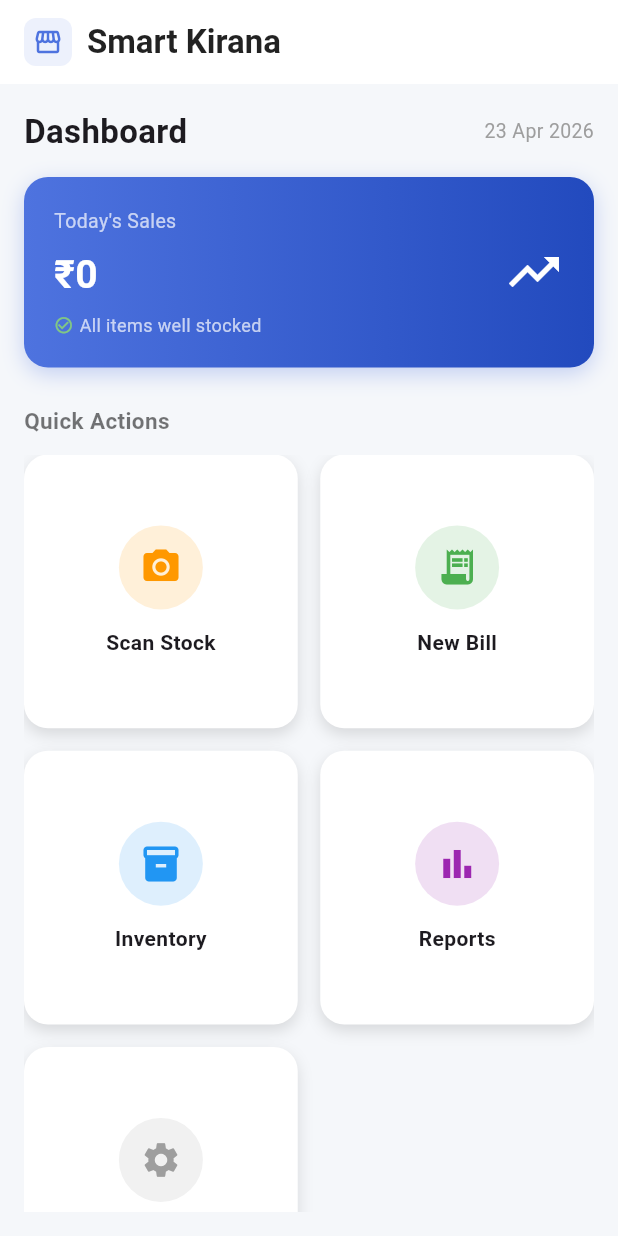
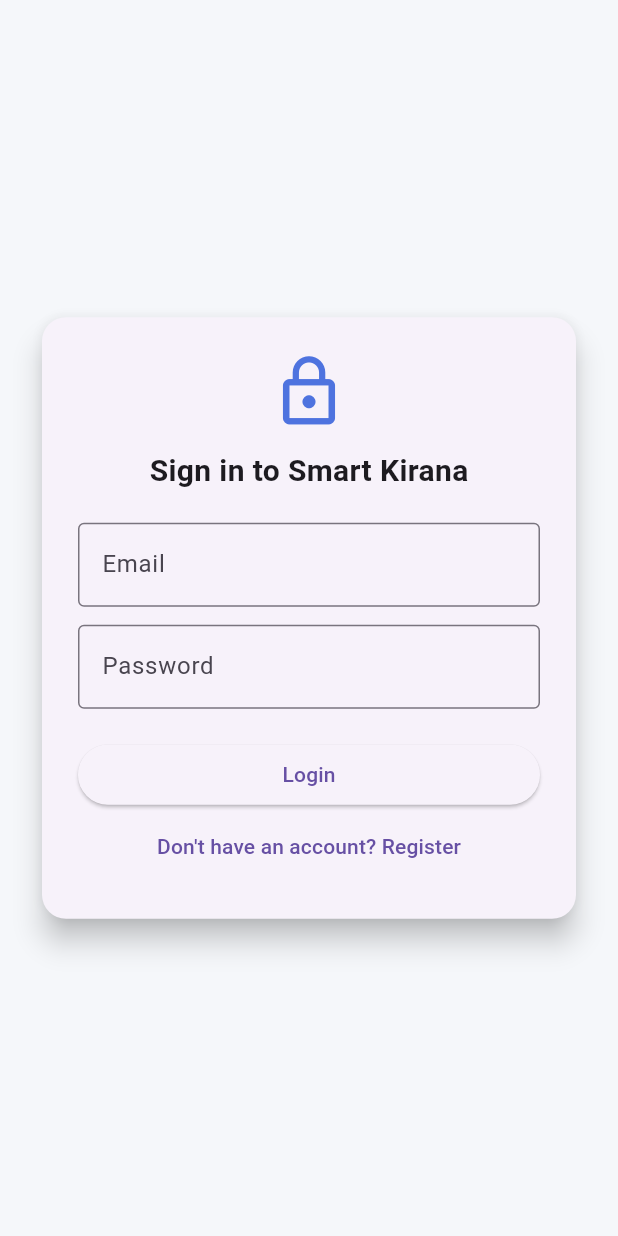
Before and after one commit to Sree2622/SMSE-ERP-System, a Flutter app: the screen it shows after launch, on a phone screen of 412 x 824 dp. Run offline on Flutter 3.47's test engine with Material 3 defaults, Android fonts, the light colour scheme and no system bars; our stand-ins replace camera, cloud_firestore, firebase_auth, firebase_core, image_picker; missing offline and left inert: tflite_flutter; accounts and stored records are empty.

Commit message:
Add Firebase authorization login screen and auth gate

```diff
--- a/lib/main.dart
+++ b/lib/main.dart
@@ -1,8 +1,10 @@
 import 'package:firebase_core/firebase_core.dart';
+import 'package:firebase_auth/firebase_auth.dart';
 import 'package:flutter/material.dart';
 
 import 'firebase_options.dart';
 import 'screens/home_screen.dart';
+import 'screens/login_screen.dart';
 
 Future<void> main() async {
   WidgetsFlutterBinding.ensureInitialized();
@@ -21,7 +23,32 @@
       debugShowCheckedModeBanner: false,
       title: 'Smart Kirana',
       theme: ThemeData(primarySwatch: Colors.green, useMaterial3: true),
-      home: const HomeScreen(),
+      home: const AuthGate(),
     );
   }
 }
+
+
+class AuthGate extends StatelessWidget {
+  const AuthGate({super.key});
+
+  @override
+  Widget build(BuildContext context) {
+    return StreamBuilder<User?>(
+      stream: FirebaseAuth.instance.authStateChanges(),
+      builder: (context, snapshot) {
+        if (snapshot.connectionState == ConnectionState.waiting) {
+          return const Scaffold(
+            body: Center(child: CircularProgressIndicator()),
+          );
+        }
+
+        if (snapshot.hasData) {
+          return const HomeScreen();
+        }
+
+        return const LoginScreen();
+      },
+    );
+  }
+}
--- a/lib/screens/home_screen.dart
+++ b/lib/screens/home_screen.dart
@@ -1,4 +1,5 @@
 import 'package:cloud_firestore/cloud_firestore.dart';
+import 'package:firebase_auth/firebase_auth.dart';
 import 'package:flutter/material.dart';
 
 import '../services/firestore_service.dart';
@@ -30,6 +31,13 @@
       appBar: AppBar(
         elevation: 0,
         backgroundColor: Colors.white,
+        actions: [
+          IconButton(
+            tooltip: 'Logout',
+            onPressed: () => FirebaseAuth.instance.signOut(),
+            icon: const Icon(Icons.logout, color: Colors.black54),
+          ),
+        ],
         title: Row(
           children: [
             Container(
--- /dev/null
+++ b/lib/screens/login_screen.dart
@@ -0,0 +1,159 @@
+import 'package:firebase_auth/firebase_auth.dart';
+import 'package:flutter/material.dart';
+
+class LoginScreen extends StatefulWidget {
+  const LoginScreen({super.key});
+
+  @override
+  State<LoginScreen> createState() => _LoginScreenState();
+}
+
+class _LoginScreenState extends State<LoginScreen> {
+  final _formKey = GlobalKey<FormState>();
+  final _emailController = TextEditingController();
+  final _passwordController = TextEditingController();
+
+  bool _isLoginMode = true;
+  bool _isLoading = false;
+
+  @override
+  void dispose() {
+    _emailController.dispose();
+    _passwordController.dispose();
+    super.dispose();
+  }
+
+  Future<void> _submit() async {
+    if (!_formKey.currentState!.validate()) {
+      return;
+    }
+
+    setState(() => _isLoading = true);
+
+    final email = _emailController.text.trim();
+    final password = _passwordController.text.trim();
+
+    try {
+      if (_isLoginMode) {
+        await FirebaseAuth.instance.signInWithEmailAndPassword(
+          email: email,
+          password: password,
+        );
+      } else {
+        await FirebaseAuth.instance.createUserWithEmailAndPassword(
+          email: email,
+          password: password,
+        );
+      }
+    } on FirebaseAuthException catch (e) {
+      if (!mounted) return;
+      ScaffoldMessenger.of(context).showSnackBar(
+        SnackBar(content: Text(e.message ?? 'Authentication failed.')),
+      );
+    } finally {
+      if (mounted) {
+        setState(() => _isLoading = false);
+      }
+    }
+  }
+
+  @override
+  Widget build(BuildContext context) {
+    return Scaffold(
+      backgroundColor: const Color(0xfff5f7fa),
+      body: Center(
+        child: SingleChildScrollView(
+          padding: const EdgeInsets.all(24),
+          child: ConstrainedBox(
+            constraints: const BoxConstraints(maxWidth: 420),
+            child: Card(
+              elevation: 8,
+              shape: RoundedRectangleBorder(
+                borderRadius: BorderRadius.circular(16),
+              ),
+              child: Padding(
+                padding: const EdgeInsets.all(24),
+                child: Form(
+                  key: _formKey,
+                  child: Column(
+                    mainAxisSize: MainAxisSize.min,
+                    children: [
+                      const Icon(Icons.lock_outline,
+                          size: 52, color: Color(0xff4e73df)),
+                      const SizedBox(height: 12),
+                      Text(
+                        _isLoginMode ? 'Sign in to Smart Kirana' : 'Create account',
+                        style: const TextStyle(
+                          fontSize: 20,
+                          fontWeight: FontWeight.bold,
+                        ),
+                      ),
+                      const SizedBox(height: 20),
+                      TextFormField(
+                        controller: _emailController,
+                        keyboardType: TextInputType.emailAddress,
+                        decoration: const InputDecoration(
+                          labelText: 'Email',
+                          border: OutlineInputBorder(),
+                        ),
+                        validator: (value) {
+                          if (value == null || value.trim().isEmpty) {
+                            return 'Please enter your email';
+                          }
+                          if (!value.contains('@')) {
+                            return 'Please enter a valid email';
+                          }
+                          return null;
+                        },
+                      ),
+                      const SizedBox(height: 12),
+                      TextFormField(
+                        controller: _passwordController,
+                        obscureText: true,
+                        decoration: const InputDecoration(
+                          labelText: 'Password',
+                          border: OutlineInputBorder(),
+                        ),
+                        validator: (value) {
+                          if (value == null || value.trim().isEmpty) {
+                            return 'Please enter your password';
+                          }
+                          if (value.trim().length < 6) {
+                            return 'Password must be at least 6 characters';
+                          }
+                          return null;
+                        },
+                      ),
+                      const SizedBox(height: 20),
+                      SizedBox(
+                        width: double.infinity,
+                        child: ElevatedButton(
+                          onPressed: _isLoading ? null : _submit,
+                          child: _isLoading
+                              ? const SizedBox(
+                                  height: 18,
+                                  width: 18,
+                                  child: CircularProgressIndicator(strokeWidth: 2),
+                                )
+                              : Text(_isLoginMode ? 'Login' : 'Register'),
+                        ),
+                      ),
+                      TextButton(
+                        onPressed: _isLoading
+                            ? null
+                            : () => setState(() => _isLoginMode = !_isLoginMode),
+                        child: Text(_isLoginMode
+                            ? 'Don\'t have an account? Register'
+                            : 'Already have an account? Login'),
+                      ),
+                    ],
+                  ),
+                ),
+              ),
+            ),
+          ),
+        ),
+      ),
+    );
+  }
+}
```
